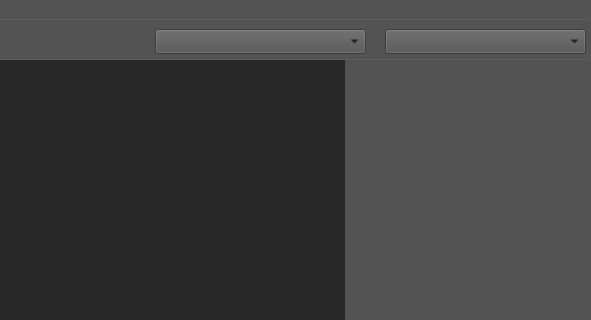
Above: resource/gui/GUI.ui from dthung1602/NetworkVisualization before the change; both pictures show x 775 to 1366 and y 0 to 320 of the 1366 by 835 pixel window. Below: the same form after it.
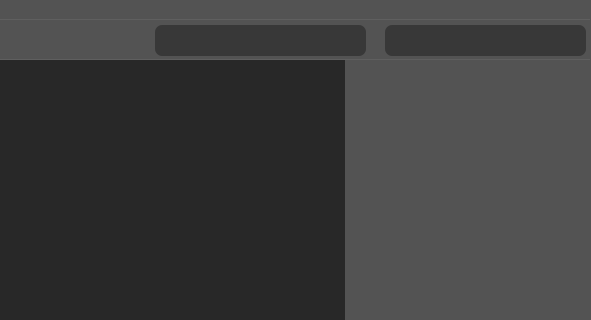
That is the form after the change. Icons and pictures are not drawn.

Commit message: Style VComboBox

What changed in the file:
```diff
--- a/resource/gui/GUI.ui
+++ b/resource/gui/GUI.ui
@@ -367,21 +367,62 @@
      <property name="geometry">
       <rect>
        <x>1160</x>
-       <y>10</y>
+       <y>6</y>
        <width>201</width>
-       <height>25</height>
+       <height>31</height>
       </rect>
      </property>
+     <property name="styleSheet">
+      <string notr="true">#selectLayout{
+	color: rgb(200, 200, 200);
+	border-style: none;
+    border-radius: 7px;
+	background-color: #383838;
+	padding-left: 13px;
+}
+
+QComboBox::drop-down 
+{
+    border: 0px; /* This seems to replace the whole arrow of the combo box */
+}
+QComboBox::down-arrow {
+   image: url(&quot;resource/gui/tool/down-arrow.png&quot;);
+    width: 9px;
+    height: 9px;
+	padding-right: 10px;
+}</string>
+     </property>
     </widget>
     <widget class="QComboBox" name="selectClusteringAlgo">
      <property name="geometry">
       <rect>
        <x>930</x>
-       <y>10</y>
+       <y>6</y>
        <width>211</width>
-       <height>25</height>
+       <height>31</height>
       </rect>
      </property>
+     <property name="styleSheet">
+      <string notr="true">#selectClusteringAlgo{
+	color: rgb(200, 200, 200);
+	border-style: 2px solid rgb(200, 200, 200);
+    border-radius: 7px;
+	background-color: #383838;
+	padding-left: 13px;
+	padding-right: 10px;
+}
+QComboBox::drop-down 
+{
+    border: 0px; /* This seems to replace the whole arrow of the combo box */
+}
+QComboBox::down-arrow {
+   image: url(&quot;resource/gui/tool/down-arrow.png&quot;);
+    width: 9px;
+    height: 9px;
+	padding-right: 10px;
+}
+</string>
+     </property>
     </widget>
    </widget>
    <widget class="Line" name="line_3">
```
Left out of the diff: 2 changed lines with no effect on the pictures. The commit also changes 3 other files.
